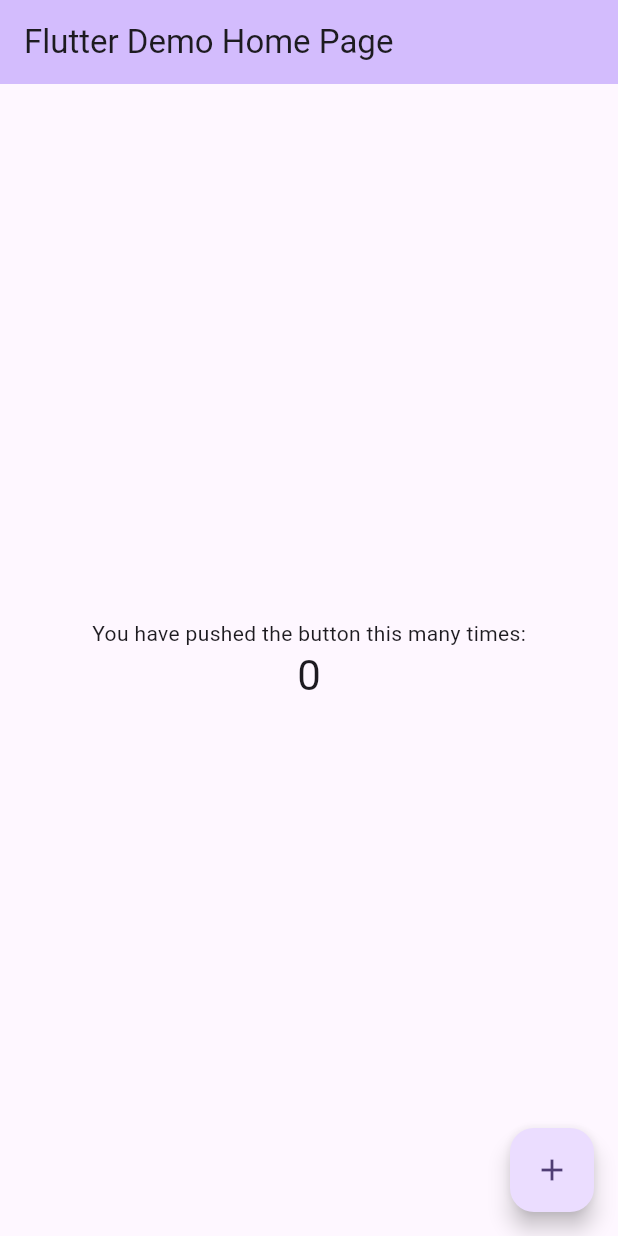
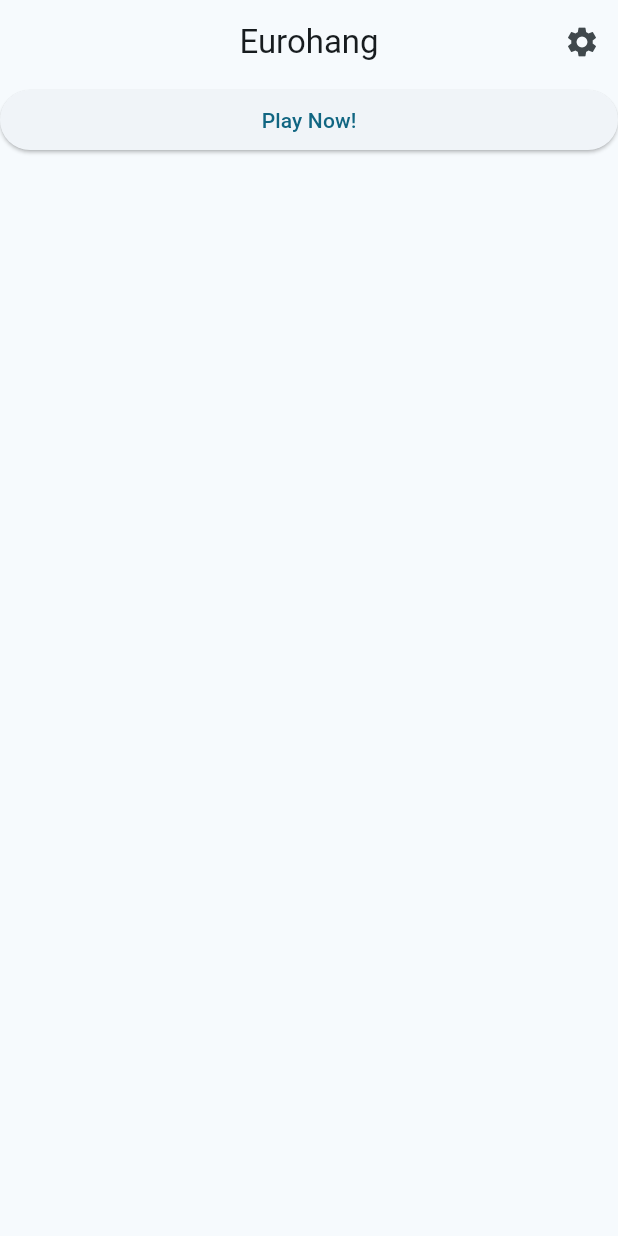
Before and after one commit to jr1221/eurohang, a Flutter app: the screen it shows after launch, on a phone screen of 412 x 824 dp. Run offline on Flutter 3.47's test engine with Material 2 defaults, Android fonts, the phone set to English and light mode, and no system bars; our stand-ins replace bot_toast, go_router, hive_flutter; missing offline and left inert: flex_color_picker; accounts and stored records are empty.

Commit message:
basic layout

```diff
--- /dev/null
+++ b/lib/app.dart
@@ -0,0 +1,114 @@
+import 'package:bot_toast/bot_toast.dart';
+import 'package:eurohang/settings.dart';
+import 'package:eurohang/start.dart';
+import 'package:flutter/material.dart';
+import 'package:go_router/go_router.dart';
+import 'package:hive_flutter/adapters.dart';
+
+import '../constants.dart';
+import 'hangman.dart';
+
+part 'app.g.dart';
+
+@TypedGoRoute<StartRoute>(
+  path: '/',
+  name: 'Start',
+  routes: <TypedGoRoute<GoRouteData>>[
+    TypedGoRoute<SettingsRoute>(path: 'settings', name: 'Settings'),
+    TypedGoRoute<HangmanRoute>(path: 'hangman/:questionId', name: 'Hangman'),
+  ],
+)
+class StartRoute extends GoRouteData {
+  const StartRoute();
+
+  @override
+  Widget build(BuildContext context, GoRouterState state) =>
+      const StartScreen();
+}
+
+class HangmanRoute extends GoRouteData {
+  final int questionId;
+
+  const HangmanRoute({required this.questionId});
+
+  @override
+  Widget build(BuildContext context, GoRouterState state) =>
+      HangmanScreen(questionId: questionId);
+}
+
+class SettingsRoute extends GoRouteData {
+  const SettingsRoute();
+
+  @override
+  Widget build(BuildContext context, GoRouterState state) =>
+      const SettingsScreen();
+}
+
+final _router = GoRouter(
+    initialLocation: '/', debugLogDiagnostics: false, routes: $appRoutes);
+
+class MyApp extends StatelessWidget {
+  const MyApp({Key? key}) : super(key: key);
+
+  @override
+  Widget build(BuildContext context) {
+    return ValueListenableBuilder<Box<String>>(
+        valueListenable: Hive.box<String>(ProjectConstants
+                .settingsBoxKey) // Listen to darkMode and colorScheme hive changes
+            .listenable(keys: [
+          ProjectConstants.darkModeStorageKey,
+          ProjectConstants.colorSchemeStorageKey
+        ]),
+        builder: (context, box, widget) {
+          bool? darkMode;
+          switch (box.get(ProjectConstants.darkModeStorageKey,
+              defaultValue: 'unset')) {
+            case 'true': // darkMode ON
+              darkMode = true;
+              break;
+            case 'false': // darkMode OFF
+              darkMode = false;
+              break;
+            case 'unset': // darkMode platform preference
+              darkMode = null;
+              break;
+            default: // Shouldn't reach
+              throw UnimplementedError(
+                  'Didn\'t find parsable type for dark mode!');
+          }
+
+          // If no colorScheme in hive, put blueGrey as default
+          if (box.get(ProjectConstants.colorSchemeStorageKey) == null) {
+            box.put(ProjectConstants.colorSchemeStorageKey,
+                Colors.blueGrey.value.toString());
+          }
+
+          // get colorScheme color from hive, default to blueGrey (shouldn't need)
+          final colorSchemeColor = Color(int.parse(box.get(
+              ProjectConstants.colorSchemeStorageKey,
+              defaultValue: Colors.blueGrey.value.toString())!));
+
+          return MaterialApp.router(
+            title: 'Eurohang',
+            routeInformationProvider: _router.routeInformationProvider,
+            routeInformationParser: _router.routeInformationParser,
+            routerDelegate: _router.routerDelegate,
+            builder: BotToastInit(),
+            theme: ThemeData.from(
+                useMaterial3: true,
+                colorScheme: ColorScheme.fromSeed(
+                    seedColor: colorSchemeColor, brightness: Brightness.light)),
+            darkTheme: ThemeData.from(
+                useMaterial3: true,
+                colorScheme: ColorScheme.fromSeed(
+                    seedColor: colorSchemeColor, brightness: Brightness.dark)),
+            // darkMode ON or OFF if manually set, else use platform mode
+            themeMode: (darkMode ??
+                    View.of(context).platformDispatcher.platformBrightness ==
+                        Brightness.dark)
+                ? ThemeMode.dark
+                : ThemeMode.light,
+          );
+        });
+  }
+}
--- /dev/null
+++ b/lib/constants.dart
@@ -0,0 +1,9 @@
+final class ProjectConstants {
+  static const String settingsBoxKey = 'settingsv1';
+
+  static const String darkModeStorageKey =
+      'darkMode'; // bool :  darkMode = true (dark) darkMode = false (light) darkMode = not present (System)
+
+  static const String colorSchemeStorageKey = 'colorScheme';
+
+}
--- a/lib/main.dart
+++ b/lib/main.dart
@@ -1,125 +1,11 @@
+import 'package:eurohang/app.dart';
 import 'package:flutter/material.dart';
+import 'package:hive_flutter/adapters.dart';
 
-void main() {
+import 'constants.dart';
+
+Future<void> main() async {
+  await Hive.initFlutter();
+  await Hive.openBox<String>(ProjectConstants.settingsBoxKey);
   runApp(const MyApp());
 }
-
-class MyApp extends StatelessWidget {
-  const MyApp({super.key});
-
-  // This widget is the root of your application.
-  @override
-  Widget build(BuildContext context) {
-    return MaterialApp(
-      title: 'Flutter Demo',
-      theme: ThemeData(
-        // This is the theme of your application.
-        //
-        // TRY THIS: Try running your application with "flutter run". You'll see
-        // the application has a blue toolbar. Then, without quitting the app,
-        // try changing the seedColor in the colorScheme below to Colors.green
-        // and then invoke "hot reload" (save your changes or press the "hot
-        // reload" button in a Flutter-supported IDE, or press "r" if you used
-        // the command line to start the app).
-        //
-        // Notice that the counter didn't reset back to zero; the application
-        // state is not lost during the reload. To reset the state, use hot
-        // restart instead.
-        //
-        // This works for code too, not just values: Most code changes can be
-        // tested with just a hot reload.
-        colorScheme: ColorScheme.fromSeed(seedColor: Colors.deepPurple),
-        useMaterial3: true,
-      ),
-      home: const MyHomePage(title: 'Flutter Demo Home Page'),
-    );
-  }
-}
-
-class MyHomePage extends StatefulWidget {
-  const MyHomePage({super.key, required this.title});
-
-  // This widget is the home page of your application. It is stateful, meaning
-  // that it has a State object (defined below) that contains fields that affect
-  // how it looks.
-
-  // This class is the configuration for the state. It holds the values (in this
-  // case the title) provided by the parent (in this case the App widget) and
-  // used by the build method of the State. Fields in a Widget subclass are
-  // always marked "final".
-
-  final String title;
-
-  @override
-  State<MyHomePage> createState() => _MyHomePageState();
-}
-
-class _MyHomePageState extends State<MyHomePage> {
-  int _counter = 0;
-
-  void _incrementCounter() {
-    setState(() {
-      // This call to setState tells the Flutter framework that something has
-      // changed in this State, which causes it to rerun the build method below
-      // so that the display can reflect the updated values. If we changed
-      // _counter without calling setState(), then the build method would not be
-      // called again, and so nothing would appear to happen.
-      _counter++;
-    });
-  }
-
-  @override
-  Widget build(BuildContext context) {
-    // This method is rerun every time setState is called, for instance as done
-    // by the _incrementCounter method above.
-    //
-    // The Flutter framework has been optimized to make rerunning build methods
-    // fast, so that you can just rebuild anything that needs updating rather
-    // than having to individually change instances of widgets.
-    return Scaffold(
-      appBar: AppBar(
-        // TRY THIS: Try changing the color here to a specific color (to
-        // Colors.amber, perhaps?) and trigger a hot reload to see the AppBar
-        // change color while the other colors stay the same.
-        backgroundColor: Theme.of(context).colorScheme.inversePrimary,
-        // Here we take the value from the MyHomePage object that was created by
-        // the App.build method, and use it to set our appbar title.
-        title: Text(widget.title),
-      ),
-      body: Center(
-        // Center is a layout widget. It takes a single child and positions it
-        // in the middle of the parent.
-        child: Column(
-          // Column is also a layout widget. It takes a list of children and
-          // arranges them vertically. By default, it sizes itself to fit its
-          // children horizontally, and tries to be as tall as its parent.
-          //
-          // Column has various properties to control how it sizes itself and
-          // how it positions its children. Here we use mainAxisAlignment to
-          // center the children vertically; the main axis here is the vertical
-          // axis because Columns are vertical (the cross axis would be
-          // horizontal).
-          //
-          // TRY THIS: Invoke "debug painting" (choose the "Toggle Debug Paint"
-          // action in the IDE, or press "p" in the console), to see the
-          // wireframe for each widget.
-          mainAxisAlignment: MainAxisAlignment.center,
-          children: <Widget>[
-            const Text(
-              'You have pushed the button this many times:',
-            ),
-            Text(
-              '$_counter',
-              style: Theme.of(context).textTheme.headlineMedium,
-            ),
-          ],
-        ),
-      ),
-      floatingActionButton: FloatingActionButton(
-        onPressed: _incrementCounter,
-        tooltip: 'Increment',
-        child: const Icon(Icons.add),
-      ), // This trailing comma makes auto-formatting nicer for build methods.
-    );
-  }
-}
--- /dev/null
+++ b/lib/start.dart
@@ -0,0 +1,55 @@
+import 'package:eurohang/app.dart';
+import 'package:flutter/material.dart';
+import 'package:go_router/go_router.dart';
+
+import 'dart:math' as g;
+
+class StartScreen extends StatelessWidget {
+  const StartScreen({Key? key}) : super(key: key);
+
+  @override
+  Widget build(BuildContext context) {
+    return Scaffold(
+      appBar: AppBar(
+        title: const Text('Eurohang'),
+        centerTitle: true,
+        //  leading: const Image(image: AssetImage('assets/logo/logo.png')),
+        actions: [
+          IconButton(
+              icon: const Icon(
+                Icons.settings,
+              ),
+              onPressed: () => context.go('/settings')),
+        ],
+      ),
+      body: ListView(
+        children: [
+          ElevatedButton(
+              onPressed: () async {
+                final questionId = g.Random.secure().nextInt(10);
+                final result = await HangmanRoute(questionId: questionId)
+                    .push<bool>(context);
+                if (!context.mounted) return;
+                if (result ?? false) {
+                  showDialog(
+                      context: context,
+                      barrierDismissible: true,
+                      builder: (context) => const AlertDialog(
+                            title: Text('Congrats, you got it!'),
+                          ));
+                } else {
+                  showDialog(
+                      context: context,
+                      barrierDismissible: true,
+                      builder: (context) => const AlertDialog(
+                        title: Text('Sorry, you got it wrong!'),
+                      ));
+                }
+              },
+              child: const Text('Play Now!'))
+        ],
+      ),
+    );
+    ;
+  }
+}
```
Also changed, not shown: lib/hangman.dart (added, +27 -0 lines), lib/question.dart (added, +14 -0 lines), lib/settings.dart (added, +274 -0 lines), pubspec.yaml (+8 -6 lines), lib/app.g.dart (added), pubspec.lock, 10 other files.
